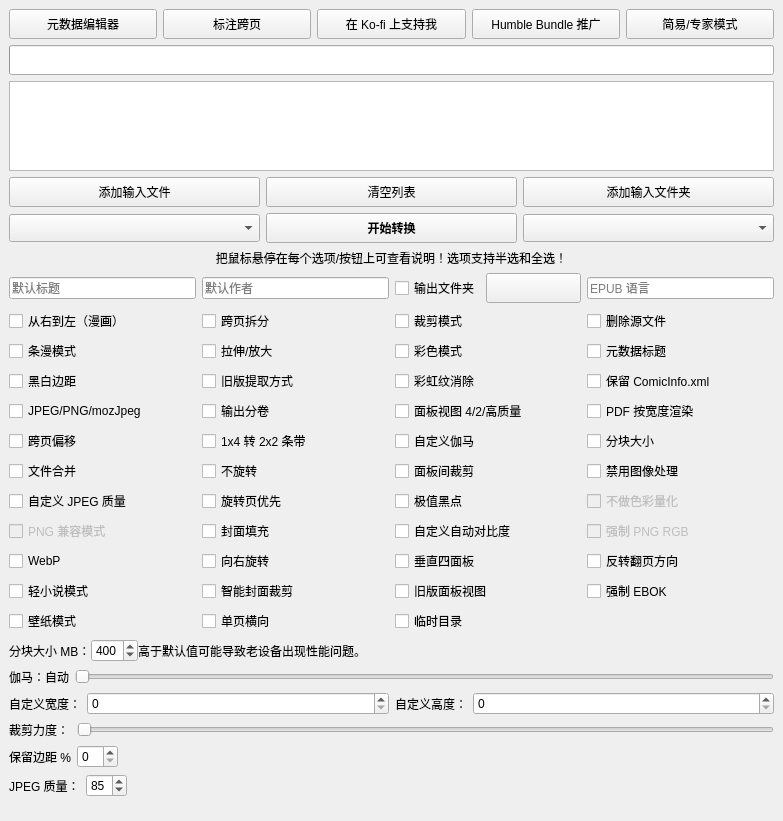
Above: gui/KCC.ui from mengmengma0104/kcc before the change. Below: the same form after it.
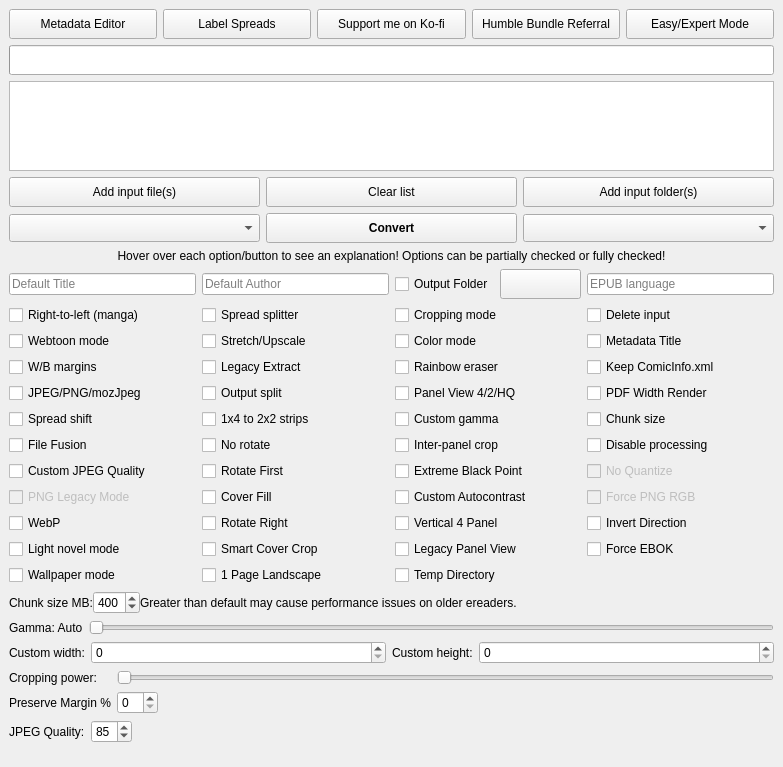
That is the form after the change. Icons and pictures are not drawn.

Patch:
```diff
--- a/gui/KCC.ui
+++ b/gui/KCC.ui
@@ -103,14 +103,14 @@
           <string>&lt;html&gt;&lt;head/&gt;&lt;body&gt;&lt;p&gt;计算裁剪边界后，按指定百分比向外“回退”留白。&lt;/p&gt;&lt;/body&gt;&lt;/html&gt;</string>
          </property>
          <property name="text">
-          <string>保留边距 %</string>
+          <string>Preserve Margin %</string>
          </property>
         </widget>
        </item>
        <item row="0" column="0">
         <widget class="QLabel" name="croppingPowerLabel">
          <property name="text">
-          <string>裁剪力度：</string>
+          <string>Cropping power:</string>
          </property>
         </widget>
        </item>
@@ -138,7 +138,7 @@
        <item>
         <widget class="QLabel" name="gammaLabel">
          <property name="text">
-          <string>伽马：自动</string>
+          <string>Gamma: Auto</string>
          </property>
         </widget>
        </item>
@@ -188,7 +188,7 @@
           <string>&lt;html&gt;&lt;head/&gt;&lt;body&gt;&lt;p style='white-space:pre'&gt;目标设备的分辨率。&lt;/p&gt;&lt;/body&gt;&lt;/html&gt;</string>
          </property>
          <property name="text">
-          <string>自定义高度：</string>
+          <string>Custom height:</string>
          </property>
         </widget>
        </item>
@@ -214,7 +214,7 @@
           <string>&lt;html&gt;&lt;head/&gt;&lt;body&gt;&lt;p style='white-space:pre'&gt;目标设备的分辨率。&lt;/p&gt;&lt;/body&gt;&lt;/html&gt;</string>
          </property>
          <property name="text">
-          <string>自定义宽度：</string>
+          <string>Custom width:</string>
          </property>
         </widget>
        </item>
@@ -264,7 +264,7 @@
           <string>&lt;html&gt;&lt;head/&gt;&lt;body&gt;&lt;p style='white-space:pre'&gt;把包含 JPG、PNG 或 GIF 文件的目录加入队列。&lt;br/&gt;&lt;span style=" font-weight:600;"&gt;目录内的 CBR、CBZ 和 CB7 文件不会被处理！&lt;/span&gt;&lt;/p&gt;&lt;/body&gt;&lt;/html&gt;</string>
          </property>
          <property name="text">
-          <string>添加输入文件夹</string>
+          <string>Add input folder(s)</string>
          </property>
          <property name="icon">
           <iconset resource="KCC.qrc">
@@ -307,7 +307,7 @@
           </size>
          </property>
          <property name="text">
-          <string>清空列表</string>
+          <string>Clear list</string>
          </property>
          <property name="icon">
           <iconset resource="KCC.qrc">
@@ -327,7 +327,7 @@
           <string>&lt;html&gt;&lt;head/&gt;&lt;body&gt;&lt;p style='white-space:pre'&gt;把 CBR、CBZ、CB7 或 PDF 文件加入队列。&lt;/p&gt;&lt;/body&gt;&lt;/html&gt;</string>
          </property>
          <property name="text">
-          <string>添加输入文件</string>
+          <string>Add input file(s)</string>
          </property>
          <property name="icon">
           <iconset resource="KCC.qrc">
@@ -352,7 +352,7 @@
           <string>&lt;html&gt;&lt;head/&gt;&lt;body&gt;&lt;p style='white-space:pre'&gt;按住 Shift 点击，可为该列表单独指定输出目录。&lt;/p&gt;&lt;/body&gt;&lt;/html&gt;</string>
          </property>
          <property name="text">
-          <string>开始转换</string>
+          <string>Convert</string>
          </property>
          <property name="icon">
           <iconset resource="KCC.qrc">
@@ -390,7 +390,7 @@
           <string>&lt;html&gt;&lt;head/&gt;&lt;body&gt;&lt;p style='white-space:pre'&gt;&lt;span style=" font-weight:600; text-decoration: underline;"&gt;未勾选 - 4 面板&lt;br/&gt;&lt;/span&gt;分别放大四个角。&lt;/p&gt;&lt;p style='white-space:pre'&gt;&lt;span style=" font-weight:600; text-decoration: underline;"&gt;半选 - 2 面板&lt;br/&gt;&lt;/span&gt;只放大页面的顶部和底部。&lt;/p&gt;&lt;p&gt;&lt;span style=" font-weight:600; text-decoration: underline;"&gt;勾选 - 4 个高质量面板&lt;br/&gt;&lt;/span&gt;分别放大四个角，并尽量提高放大质量。详见 wiki。&lt;/p&gt;&lt;/body&gt;&lt;/html&gt;</string>
          </property>
          <property name="text">
-          <string>面板视图 4/2/高质量</string>
+          <string>Panel View 4/2/HQ</string>
          </property>
          <property name="tristate">
           <bool>true</bool>
@@ -405,7 +405,7 @@
 标准提取方式因故失败时可尝试此项。</string>
          </property>
          <property name="text">
-          <string>旧版提取方式</string>
+          <string>Legacy Extract</string>
          </property>
         </widget>
        </item>
@@ -415,7 +415,7 @@
           <string>&lt;html&gt;&lt;head/&gt;&lt;body&gt;&lt;p style='white-space:pre'&gt;&lt;span style=" font-weight:600; text-decoration: underline;"&gt;未勾选 - 自动模式&lt;br/&gt;&lt;/span&gt;输出文件会自动分卷。&lt;/p&gt;&lt;p style='white-space:pre'&gt;&lt;span style=" font-weight:600; text-decoration: underline;"&gt;勾选 - 分卷模式&lt;br/&gt;&lt;/span&gt;每个子目录视为独立的一卷。&lt;/p&gt;&lt;/body&gt;&lt;/html&gt;</string>
          </property>
          <property name="text">
-          <string>输出分卷</string>
+          <string>Output split</string>
          </property>
         </widget>
        </item>
@@ -425,7 +425,7 @@
           <string>&lt;html&gt;&lt;head/&gt;&lt;body&gt;&lt;p style='white-space:pre'&gt;不对图像做任何处理，忽略配置文件和图像处理选项。&lt;/p&gt;&lt;/body&gt;&lt;/html&gt;</string>
          </property>
          <property name="text">
-          <string>禁用图像处理</string>
+          <string>Disable processing</string>
          </property>
         </widget>
        </item>
@@ -435,7 +435,7 @@
           <string>&lt;html&gt;&lt;head/&gt;&lt;body&gt;&lt;p&gt;&lt;span style=" font-weight:600; text-decoration: underline;"&gt;未勾选 - 不处理&lt;br/&gt;&lt;/span&gt;小于设备分辨率的图像不缩放。&lt;/p&gt;&lt;p&gt;&lt;span style=" font-weight:600; text-decoration: underline;"&gt;半选 - 拉伸&lt;br/&gt;&lt;/span&gt;小于设备分辨率的图像会被缩放，不保持宽高比。&lt;/p&gt;&lt;p&gt;&lt;span style=" font-weight:600; text-decoration: underline;"&gt;勾选 - 放大&lt;br/&gt;&lt;/span&gt;小于设备分辨率的图像会被缩放，并保持宽高比。&lt;/p&gt;&lt;/body&gt;&lt;/html&gt;</string>
          </property>
          <property name="text">
-          <string>拉伸/放大</string>
+          <string>Stretch/Upscale</string>
          </property>
          <property name="tristate">
           <bool>true</bool>
@@ -448,7 +448,7 @@
           <string>&lt;html&gt;&lt;head/&gt;&lt;body&gt;&lt;p&gt;&lt;span style=" font-weight:600; text-decoration: underline;"&gt;未勾选 - 禁用&lt;br/&gt;&lt;/span&gt;禁用&lt;/p&gt;&lt;p&gt;&lt;span style=" font-weight:600; text-decoration: underline;"&gt;半选 - 横向&lt;br/&gt;&lt;/span&gt;裁掉空白横向条带。&lt;/p&gt;&lt;p&gt;&lt;span style=" font-weight:600; text-decoration: underline;"&gt;勾选 - 双向&lt;br/&gt;&lt;/span&gt;裁掉空白横向和纵向条带。&lt;/p&gt;&lt;/body&gt;&lt;/html&gt;</string>
          </property>
          <property name="text">
-          <string>面板间裁剪</string>
+          <string>Inter-panel crop</string>
          </property>
          <property name="tristate">
           <bool>true</bool>
@@ -470,7 +470,7 @@
           <string>&lt;html&gt;&lt;head/&gt;&lt;body&gt;&lt;p&gt;默认 EPUB 语言为 en-US。&lt;/p&gt;&lt;p&gt;仅在您的 EPUB 阅读器对英文字体有问题时才需要修改。&lt;/p&gt;&lt;/body&gt;&lt;/html&gt;</string>
          </property>
          <property name="placeholderText">
-          <string>EPUB 语言</string>
+          <string>EPUB language</string>
          </property>
          <property name="clearButtonEnabled">
           <bool>false</bool>
@@ -483,7 +483,7 @@
           <string>&lt;html&gt;&lt;head/&gt;&lt;body&gt;&lt;p style='white-space:pre'&gt;启用韩式条漫的特殊解析模式。&lt;/p&gt;&lt;/body&gt;&lt;/html&gt;</string>
          </property>
          <property name="text">
-          <string>条漫模式</string>
+          <string>Webtoon mode</string>
          </property>
         </widget>
        </item>
@@ -493,7 +493,7 @@
           <string>在跨页拆分选项中不旋转跨页图。</string>
          </property>
          <property name="text">
-          <string>不旋转</string>
+          <string>No rotate</string>
          </property>
         </widget>
        </item>
@@ -503,7 +503,7 @@
           <string>删除输入文件或目录。此操作不可恢复！</string>
          </property>
          <property name="text">
-          <string>删除源文件</string>
+          <string>Delete input</string>
          </property>
         </widget>
        </item>
@@ -513,7 +513,7 @@
           <string>&lt;html&gt;&lt;head/&gt;&lt;body&gt;&lt;p&gt;反转翻页方向。&lt;/p&gt;&lt;p&gt;通常用于从右到左的漫画，但您希望从左到右翻页的情况。此时跨页拆分仍按从右到左处理。&lt;/p&gt;&lt;p&gt;会破坏横向模式顺序等功能。&lt;/p&gt;&lt;/body&gt;&lt;/html&gt;</string>
          </property>
          <property name="text">
-          <string>反转翻页方向</string>
+          <string>Invert Direction</string>
          </property>
         </widget>
        </item>
@@ -530,7 +530,7 @@
 电子墨水屏只有 16 级灰阶，通常不建议开启。</string>
          </property>
          <property name="text">
-          <string>不做色彩量化</string>
+          <string>No Quantize</string>
          </property>
         </widget>
        </item>
@@ -540,7 +540,7 @@
           <string>&lt;html&gt;&lt;head/&gt;&lt;body&gt;&lt;p&gt;当“跨页拆分”为半选状态时：&lt;/p&gt;&lt;p&gt;&lt;span style=" font-weight:600; text-decoration: underline;"&gt;未勾选 - 旋转页在后&lt;br/&gt;&lt;/span&gt;旋转后的跨页图排在拆分页之后。&lt;/p&gt;&lt;p&gt;&lt;span style=" font-weight:600; text-decoration: underline;"&gt;勾选 - 旋转页在前&lt;br/&gt;&lt;/span&gt;旋转后的跨页图排在拆分页之前。&lt;/p&gt;&lt;/body&gt;&lt;/html&gt;</string>
          </property>
          <property name="text">
-          <string>旋转页优先</string>
+          <string>Rotate First</string>
          </property>
         </widget>
        </item>
@@ -550,7 +550,7 @@
           <string>&lt;html&gt;&lt;head/&gt;&lt;body&gt;&lt;p&gt;&lt;span style=" font-weight:600; text-decoration: underline;"&gt;未勾选 - 禁用&lt;/span&gt;&lt;/p&gt;&lt;p&gt;禁用&lt;/p&gt;&lt;p&gt;&lt;span style=" font-weight:600; text-decoration: underline;"&gt;半选 - 裁边距&lt;br/&gt;&lt;/span&gt;只裁边距&lt;/p&gt;&lt;p&gt;&lt;span style=" font-weight:600; text-decoration: underline;"&gt;勾选 - 边距 + 页码&lt;br/&gt;&lt;/span&gt;边距和页码一起裁掉&lt;/p&gt;&lt;/body&gt;&lt;/html&gt;</string>
          </property>
          <property name="text">
-          <string>裁剪模式</string>
+          <string>Cropping mode</string>
          </property>
          <property name="tristate">
           <bool>true</bool>
@@ -572,7 +572,7 @@
           <string>默认作者为 KCC</string>
          </property>
          <property name="placeholderText">
-          <string>默认作者</string>
+          <string>Default Author</string>
          </property>
          <property name="clearButtonEnabled">
           <bool>false</bool>
@@ -600,7 +600,7 @@
 除 JPEG 质量、彩色模式、输出文件夹外，忽略大部分选项。</string>
          </property>
          <property name="text">
-          <string>轻小说模式</string>
+          <string>Light novel mode</string>
          </property>
         </widget>
        </item>
@@ -610,7 +610,7 @@
           <string>&lt;html&gt;&lt;head/&gt;&lt;body&gt;&lt;p&gt;&lt;span style=" font-weight:600; text-decoration: underline;"&gt;未勾选 - 不使用元数据标题&lt;br/&gt;&lt;/span&gt;写入默认标题。&lt;/p&gt;&lt;p&gt;&lt;span style=" font-weight:600; text-decoration: underline;"&gt;半选 - 元数据标题追加到默认命名后&lt;br/&gt;&lt;/span&gt;默认标题后附加 ComicInfo.xml 等内嵌元数据中的标题。&lt;/p&gt;&lt;p&gt;&lt;span style=" font-weight:600; text-decoration: underline;"&gt;勾选 - 仅使用元数据标题&lt;br/&gt;&lt;/span&gt;仅使用 ComicInfo.xml 等内嵌元数据中的标题。&lt;/p&gt;&lt;/body&gt;&lt;/html&gt;</string>
          </property>
          <property name="text">
-          <string>元数据标题</string>
+          <string>Metadata Title</string>
          </property>
          <property name="tristate">
           <bool>true</bool>
@@ -623,7 +623,7 @@
           <string>&lt;html&gt;&lt;head/&gt;&lt;body&gt;&lt;p&gt;把所有选中文件合并为单个文件（便于把多个章节合并成卷）。&lt;/p&gt;&lt;/body&gt;&lt;/html&gt;</string>
          </property>
          <property name="text">
-          <string>文件合并</string>
+          <string>File Fusion</string>
          </property>
         </widget>
        </item>
@@ -636,7 +636,7 @@
           <string>强制把全彩图像保存为无损 PNG，文件体积会大幅增加。</string>
          </property>
          <property name="text">
-          <string>强制 PNG RGB</string>
+          <string>Force PNG RGB</string>
          </property>
         </widget>
        </item>
@@ -648,7 +648,7 @@
 同时会裁剪图像以居中铺满屏幕。</string>
          </property>
          <property name="text">
-          <string>壁纸模式</string>
+          <string>Wallpaper mode</string>
          </property>
         </widget>
        </item>
@@ -658,7 +658,7 @@
           <string>&lt;html&gt;&lt;head/&gt;&lt;body&gt;&lt;p&gt;&lt;span style=" font-weight:600; text-decoration: underline;"&gt;未勾选 - 1x4&lt;br/&gt;&lt;/span&gt;保持 1x4 面板条带。&lt;/p&gt;&lt;p&gt;&lt;span style=" font-weight:600; text-decoration: underline;"&gt;勾选 - 2x2&lt;br/&gt;&lt;/span&gt;把 1x4 条带改为 2x2，充分利用屏幕。&lt;/p&gt;&lt;/body&gt;&lt;/html&gt;</string>
          </property>
          <property name="text">
-          <string>1x4 转 2x2 条带</string>
+          <string>1x4 to 2x2 strips</string>
          </property>
         </widget>
        </item>
@@ -668,7 +668,7 @@
           <string>&lt;html&gt;&lt;head/&gt;&lt;body&gt;&lt;p&gt;默认情况下，KCC 把最暗的像素值映射为纯黑（黑点）。&lt;/p&gt;&lt;p&gt;“极值黑点”改为把最常见的暗像素值设为黑点。&lt;/p&gt;&lt;p&gt;适用于文字为黑、画面偏灰的情况。&lt;/p&gt;&lt;/body&gt;&lt;/html&gt;</string>
          </property>
          <property name="text">
-          <string>极值黑点</string>
+          <string>Extreme Black Point</string>
          </property>
         </widget>
        </item>
@@ -678,7 +678,7 @@
           <string>&lt;html&gt;&lt;head/&gt;&lt;body&gt;&lt;p&gt;强制把 Kindle MOBI 标记为 EBOK 而不是 PDOC。&lt;/p&gt;&lt;p&gt;若离线超过一个月后再联网，可能导致通过 USB 导入的书籍被删除。&lt;/p&gt;&lt;/body&gt;&lt;/html&gt;</string>
          </property>
          <property name="text">
-          <string>强制 EBOK</string>
+          <string>Force EBOK</string>
          </property>
         </widget>
        </item>
@@ -690,7 +690,7 @@
 如果打算裁掉上下少量边缘以填满屏幕，此选项很有用。</string>
          </property>
          <property name="text">
-          <string>PDF 按宽度渲染</string>
+          <string>PDF Width Render</string>
          </property>
         </widget>
        </item>
@@ -700,7 +700,7 @@
           <string>&lt;html&gt;&lt;head/&gt;&lt;body&gt;&lt;p&gt;&lt;span style=" font-weight:600; text-decoration: underline;"&gt;未勾选 - 仅黑白&lt;br/&gt;&lt;/span&gt;只对黑白页面做自动对比度。页面中不存在接近纯黑或纯白的像素时跳过。&lt;/p&gt;&lt;p&gt;&lt;span style=" font-weight:600; text-decoration: underline;"&gt;半选 - 禁用&lt;br/&gt;&lt;/span&gt;禁用自动对比度&lt;/p&gt;&lt;p&gt;&lt;span style=" font-weight:600; text-decoration: underline;"&gt;勾选 - 黑白与彩色&lt;br/&gt;&lt;/span&gt;黑白和彩色图像都做自动对比度。页面中不存在接近纯黑或纯白的像素时跳过。&lt;/p&gt;&lt;/body&gt;&lt;/html&gt;</string>
          </property>
          <property name="text">
-          <string>自定义自动对比度</string>
+          <string>Custom Autocontrast</string>
          </property>
          <property name="tristate">
           <bool>true</bool>
@@ -734,7 +734,7 @@
              <string>&lt;html&gt;&lt;head/&gt;&lt;body&gt;&lt;p&gt;&lt;span style=" font-weight:600; text-decoration: underline;"&gt;未勾选 - 与源文件同目录&lt;br/&gt;&lt;/span&gt;输出文件放在源文件旁边&lt;/p&gt;&lt;p&gt;&lt;span style=" font-weight:600; text-decoration: underline;"&gt;半选 - 源文件旁的文件夹&lt;br/&gt;&lt;/span&gt;输出文件放在源文件旁的文件夹中&lt;/p&gt;&lt;p&gt;&lt;span style=" font-weight:600; text-decoration: underline;"&gt;勾选 - 自定义&lt;br/&gt;&lt;/span&gt;输出文件放在右侧按钮指定的自定义目录中&lt;/p&gt;&lt;/body&gt;&lt;/html&gt;</string>
             </property>
             <property name="text">
-             <string>输出文件夹</string>
+             <string>Output Folder</string>
             </property>
             <property name="tristate">
              <bool>true</bool>
@@ -773,7 +773,7 @@
           <string>使用兼容性更好的 8 位 PNG，而不是 4 位。</string>
          </property>
          <property name="text">
-          <string>PNG 兼容模式</string>
+          <string>PNG Legacy Mode</string>
          </property>
         </widget>
        </item>
@@ -783,7 +783,7 @@
           <string>跨页图按相反方向旋转。</string>
          </property>
          <property name="text">
-          <string>向右旋转</string>
+          <string>Rotate Right</string>
          </property>
         </widget>
        </item>
@@ -793,7 +793,7 @@
           <string>&lt;html&gt;&lt;head/&gt;&lt;body&gt;&lt;p&gt;在虚拟面板模式下：&lt;/p&gt;&lt;p&gt;&lt;span style=" font-weight:600; text-decoration: underline;"&gt;未勾选 - 横向&lt;br/&gt;&lt;/span&gt;前两个面板是顶部面板。&lt;/p&gt;&lt;p&gt;&lt;span style=" font-weight:600; text-decoration: underline;"&gt;勾选 - 纵向&lt;br/&gt;&lt;/span&gt;前两个面板是侧边面板。&lt;/p&gt;&lt;/body&gt;&lt;/html&gt;</string>
          </property>
          <property name="text">
-          <string>垂直四面板</string>
+          <string>Vertical 4 Panel</string>
          </property>
         </widget>
        </item>
@@ -803,7 +803,7 @@
           <string>&lt;html&gt;&lt;head/&gt;&lt;body&gt;&lt;p&gt;&lt;span style=" font-weight:600; text-decoration: underline;"&gt;未勾选 - 自动检测&lt;br/&gt;&lt;/span&gt;自动检测边距填充颜色。&lt;/p&gt;&lt;p&gt;&lt;span style=" font-weight:600; text-decoration: underline;"&gt;半选 - 白色&lt;br/&gt;&lt;/span&gt;边距保持原样。&lt;/p&gt;&lt;p&gt;&lt;span style=" font-weight:600; text-decoration: underline;"&gt;勾选 - 黑色&lt;br/&gt;&lt;/span&gt;边距填充为黑色。&lt;/p&gt;&lt;/body&gt;&lt;/html&gt;</string>
          </property>
          <property name="text">
-          <string>黑白边距</string>
+          <string>W/B margins</string>
          </property>
          <property name="tristate">
           <bool>true</bool>
@@ -816,7 +816,7 @@
           <string>通过衰减干扰频率，消除彩色电子墨水屏的彩虹纹</string>
          </property>
          <property name="text">
-          <string>彩虹纹消除</string>
+          <string>Rainbow eraser</string>
          </property>
         </widget>
        </item>
@@ -842,7 +842,7 @@
           <string>&lt;html&gt;&lt;head/&gt;&lt;body&gt;&lt;p&gt;&lt;span style=" font-weight:600; text-decoration: underline;"&gt;未勾选 - 拆分&lt;br/&gt;&lt;/span&gt;跨页图裁成两个独立页面。&lt;/p&gt;&lt;p&gt;&lt;span style=" font-weight:600; text-decoration: underline;"&gt;半选 - 拆分并旋转&lt;br/&gt;&lt;/span&gt;跨页图显示两次：先拆分，再旋转。&lt;/p&gt;&lt;p&gt;&lt;span style=" font-weight:600; text-decoration: underline;"&gt;勾选 - 旋转&lt;br/&gt;&lt;/span&gt;跨页图旋转显示。&lt;/p&gt;&lt;/body&gt;&lt;/html&gt;</string>
          </property>
          <property name="text">
-          <string>跨页拆分</string>
+          <string>Spread splitter</string>
          </property>
          <property name="tristate">
           <bool>true</bool>
@@ -855,7 +855,7 @@
           <string>&lt;html&gt;&lt;head/&gt;&lt;body&gt;&lt;p&gt;&lt;span style=" font-weight:700; text-decoration: underline;"&gt;未勾选&lt;br/&gt;&lt;/span&gt;分卷前的最大输出体积：条漫 100 MB，其他 400 MB。&lt;/p&gt;&lt;p&gt;&lt;span style=" font-weight:700; text-decoration: underline;"&gt;勾选&lt;/span&gt;&lt;br/&gt;分卷前按“分块大小 MB”中指定的体积执行。&lt;/p&gt;&lt;/body&gt;&lt;/html&gt;</string>
          </property>
          <property name="text">
-          <string>分块大小</string>
+          <string>Chunk size</string>
          </property>
         </widget>
        </item>
@@ -869,7 +869,7 @@
 数值越高体积越大、质量越好，也可能解决空白页问题。</string>
          </property>
          <property name="text">
-          <string>自定义 JPEG 质量</string>
+          <string>Custom JPEG Quality</string>
          </property>
         </widget>
        </item>
@@ -879,7 +879,7 @@
           <string>&lt;html&gt;&lt;head/&gt;&lt;body&gt;&lt;p&gt;设置自定义伽马校正。&lt;/p&gt;&lt;p&gt;默认 1.0（不生效）。&lt;br/&gt;&amp;lt; 1.0 图像变亮。&lt;br/&gt;&amp;gt; 1.0 图像变暗。&lt;/p&gt;&lt;p&gt;KCC 9.1.0 及更早版本的默认值为 1.8。&lt;/p&gt;&lt;p&gt;如需让中间调变暗可使用此选项。&lt;/p&gt;&lt;/body&gt;&lt;/html&gt;</string>
          </property>
          <property name="text">
-          <string>自定义伽马</string>
+          <string>Custom gamma</string>
          </property>
         </widget>
        </item>
@@ -889,7 +889,7 @@
           <string>&lt;html&gt;&lt;head/&gt;&lt;body&gt;&lt;p style='white-space:pre'&gt;启用从右到左阅读。&lt;/p&gt;&lt;/body&gt;&lt;/html&gt;</string>
          </property>
          <property name="text">
-          <string>从右到左（漫画）</string>
+          <string>Right-to-left (manga)</string>
          </property>
         </widget>
        </item>
@@ -899,7 +899,7 @@
           <string>&lt;html&gt;&lt;head/&gt;&lt;body&gt;&lt;p style='white-space:pre'&gt;不做灰度转换（保留彩色）。&lt;/p&gt;&lt;/body&gt;&lt;/html&gt;</string>
          </property>
          <property name="text">
-          <string>彩色模式</string>
+          <string>Color mode</string>
          </property>
         </widget>
        </item>
@@ -918,7 +918,7 @@
           <string>&lt;html&gt;&lt;head/&gt;&lt;body&gt;&lt;p&gt;默认标题&lt;/p&gt;&lt;/body&gt;&lt;/html&gt;</string>
          </property>
          <property name="placeholderText">
-          <string>默认标题</string>
+          <string>Default Title</string>
          </property>
          <property name="clearButtonEnabled">
           <bool>false</bool>
@@ -932,7 +932,7 @@
 根据源图宽高比，可能裁掉上下或左右。Kindle Scribe 不支持此功能。</string>
          </property>
          <property name="text">
-          <string>封面填充</string>
+          <string>Cover Fill</string>
          </property>
         </widget>
        </item>
@@ -942,7 +942,7 @@
           <string>&lt;html&gt;&lt;head/&gt;&lt;body&gt;&lt;p&gt;尝试从宽幅图像中裁出主封面。&lt;/p&gt;&lt;/body&gt;&lt;/html&gt;</string>
          </property>
          <property name="text">
-          <string>智能封面裁剪</string>
+          <string>Smart Cover Crop</string>
          </property>
         </widget>
        </item>
@@ -952,7 +952,7 @@
           <string>横向时把首页偏移到另一侧，以对齐跨页</string>
          </property>
          <property name="text">
-          <string>跨页偏移</string>
+          <string>Spread shift</string>
          </property>
         </widget>
        </item>
@@ -962,7 +962,7 @@
           <string>&lt;html&gt;&lt;head/&gt;&lt;body&gt;&lt;p&gt;&lt;span style=" font-weight:600; text-decoration: underline;"&gt;未勾选 - 横向双页&lt;br/&gt;&lt;/span&gt;左右两页各用一个视口&lt;/p&gt;&lt;p&gt;&lt;span style=" font-weight:600; text-decoration: underline;"&gt;勾选 - 横向单页&lt;br/&gt;&lt;/span&gt;单页使用一个居中视口&lt;/p&gt;&lt;/body&gt;&lt;/html&gt;</string>
          </property>
          <property name="text">
-          <string>单页横向</string>
+          <string>1 Page Landscape</string>
          </property>
         </widget>
        </item>
@@ -974,7 +974,7 @@
 保留该文件可能导致某些阅读器崩溃，例如 Kobo 自带的 CBZ 阅读器。</string>
          </property>
          <property name="text">
-          <string>保留 ComicInfo.xml</string>
+          <string>Keep ComicInfo.xml</string>
          </property>
         </widget>
        </item>
@@ -984,7 +984,7 @@
           <string>&lt;html&gt;&lt;head/&gt;&lt;body&gt;&lt;p&gt;&lt;span style=" font-weight:600; text-decoration: underline;"&gt;未勾选 - 主硬盘&lt;br/&gt;&lt;/span&gt;在系统主硬盘上使用专用临时目录。&lt;/p&gt;&lt;p&gt;&lt;span style=" font-weight:600; text-decoration: underline;"&gt;勾选 - 源文件所在盘&lt;br/&gt;&lt;/span&gt;在源文件所在磁盘创建临时目录。&lt;/p&gt;&lt;/body&gt;&lt;/html&gt;</string>
          </property>
          <property name="text">
-          <string>临时目录</string>
+          <string>Temp Directory</string>
          </property>
         </widget>
        </item>
@@ -996,7 +996,7 @@
 在固件 5.19.2（回退前）和 5.19.3+ 上基本可用</string>
          </property>
          <property name="text">
-          <string>旧版面板视图</string>
+          <string>Legacy Panel View</string>
          </property>
         </widget>
        </item>
@@ -1030,7 +1030,7 @@
        <item>
         <widget class="QLabel" name="jpegQualityLabel">
          <property name="text">
-          <string>JPEG 质量：</string>
+          <string>JPEG Quality:</string>
          </property>
         </widget>
        </item>
@@ -1077,7 +1077,7 @@
           <string>按住 Shift 点击可生成低质量预览。</string>
          </property>
          <property name="text">
-          <string>标注跨页</string>
+          <string>Label Spreads</string>
          </property>
         </widget>
        </item>
@@ -1090,7 +1090,7 @@
           </size>
          </property>
          <property name="text">
-          <string>在 Ko-fi 上支持我</string>
+          <string>Support me on Ko-fi</string>
          </property>
          <property name="icon">
           <iconset resource="KCC.qrc">
@@ -1116,7 +1116,7 @@
           <string>&lt;html&gt;&lt;head/&gt;&lt;body&gt;&lt;p style='white-space:pre'&gt;按住 Shift 点击可编辑目录。&lt;/p&gt;&lt;/body&gt;&lt;/html&gt;</string>
          </property>
          <property name="text">
-          <string>元数据编辑器</string>
+          <string>Metadata Editor</string>
          </property>
          <property name="icon">
           <iconset resource="KCC.qrc">
@@ -1133,7 +1133,7 @@
           </size>
          </property>
          <property name="text">
-          <string>Humble Bundle 推广</string>
+          <string>Humble Bundle Referral</string>
          </property>
          <property name="icon">
           <iconset resource="KCC.qrc">
@@ -1153,7 +1153,7 @@
           <string>切换简易/专家模式</string>
          </property>
          <property name="text">
-          <string>简易/专家模式</string>
+          <string>Easy/Expert Mode</string>
          </property>
         </widget>
        </item>
@@ -1199,7 +1199,7 @@
           </sizepolicy>
          </property>
          <property name="text">
-          <string>分块大小 MB：</string>
+          <string>Chunk size MB:</string>
          </property>
         </widget>
        </item>
@@ -1225,7 +1225,7 @@
           </sizepolicy>
          </property>
          <property name="text">
-          <string>高于默认值可能导致老设备出现性能问题。</string>
+          <string>Greater than default may cause performance issues on older ereaders.</string>
          </property>
         </widget>
        </item>
@@ -1256,7 +1256,7 @@
     <item row="4" column="0" colspan="2">
      <widget class="QLabel" name="easyLabel">
       <property name="text">
-       <string>把鼠标悬停在每个选项/按钮上可查看说明！选项支持半选和全选！</string>
+       <string>Hover over each option/button to see an explanation! Options can be partially checked or fully checked!</string>
       </property>
       <property name="alignment">
        <set>Qt::AlignmentFlag::AlignCenter</set>
```
Left out of the diff: 166 changed lines with no effect on the pictures.
